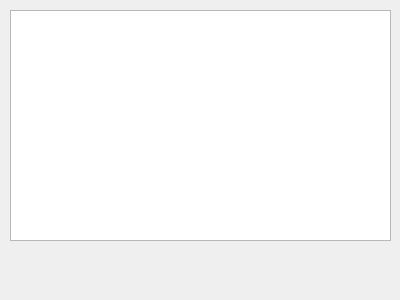
Above: DataRWPlot/dialog.ui from sdvz/CSVDataPlotter before the change. Below: the same form after it.
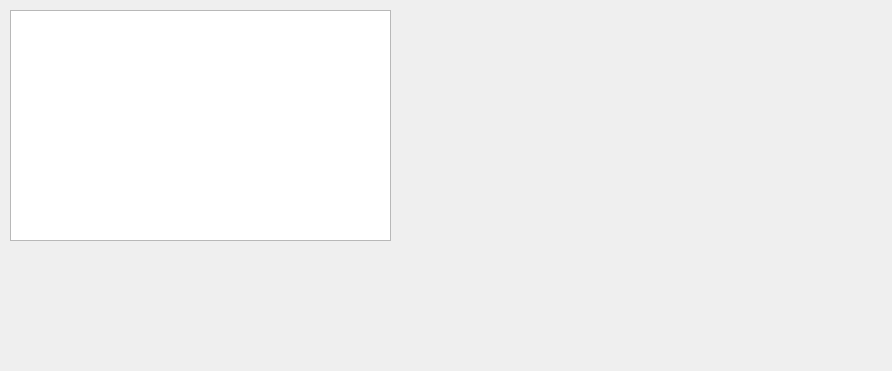
That is the form after the change.

The edit to the form file:
```diff
--- a/DataRWPlot/dialog.ui
+++ b/DataRWPlot/dialog.ui
@@ -6,8 +6,8 @@
    <rect>
     <x>0</x>
     <y>0</y>
-    <width>400</width>
-    <height>300</height>
+    <width>892</width>
+    <height>371</height>
    </rect>
   </property>
   <property name="windowTitle">
```
